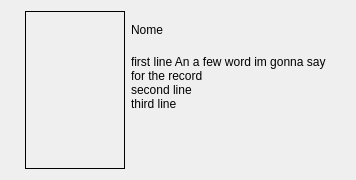
Before: the Qt Designer form ProgettoMedia/Src/View/listwidgetelement.ui in Carmelllo/Pao24, drawn with Qt 5.
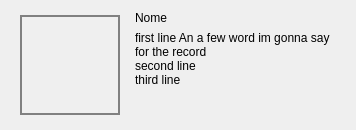
After: the same form once the commit is applied.

The edit to the form file:
```diff
--- a/ProgettoMedia/Src/View/listwidgetelement.ui
+++ b/ProgettoMedia/Src/View/listwidgetelement.ui
@@ -7,7 +7,7 @@
     <x>0</x>
     <y>0</y>
     <width>356</width>
-    <height>180</height>
+    <height>130</height>
    </rect>
   </property>
   <property name="sizePolicy">
@@ -19,13 +19,13 @@
   <property name="minimumSize">
    <size>
     <width>356</width>
-    <height>180</height>
+    <height>130</height>
    </size>
   </property>
   <property name="maximumSize">
    <size>
     <width>356</width>
-    <height>180</height>
+    <height>154</height>
    </size>
   </property>
   <property name="windowTitle">
@@ -33,8 +33,6 @@
   </property>
   <layout class="QHBoxLayout" name="horizontalLayout_2">
    <item>
-    <layout class="QHBoxLayout" name="horizontalLayout">
-     <item>
       <widget class="QLabel" name="label">
        <property name="sizePolicy">
         <sizepolicy hsizetype="Fixed" vsizetype="Fixed">
@@ -45,15 +43,18 @@
        <property name="minimumSize">
         <size>
          <width>100</width>
-         <height>0</height>
+       <height>100</height>
         </size>
        </property>
        <property name="maximumSize">
         <size>
          <width>100</width>
-         <height>300</height>
-        </size>
-       </property>
+       <height>100</height>
+      </size>
+     </property>
+     <property name="styleSheet">
+      <string notr="true">border: 2px solid grey;</string>
+     </property>
        <property name="frameShape">
         <enum>QFrame::Shape::Box</enum>
        </property>
@@ -62,6 +63,8 @@
        </property>
       </widget>
      </item>
+   <item>
+    <layout class="QHBoxLayout" name="horizontalLayout">
      <item>
       <layout class="QVBoxLayout" name="verticalLayout_2">
        <item>
```
Lines whose indentation alone changed are shown as unchanged.
